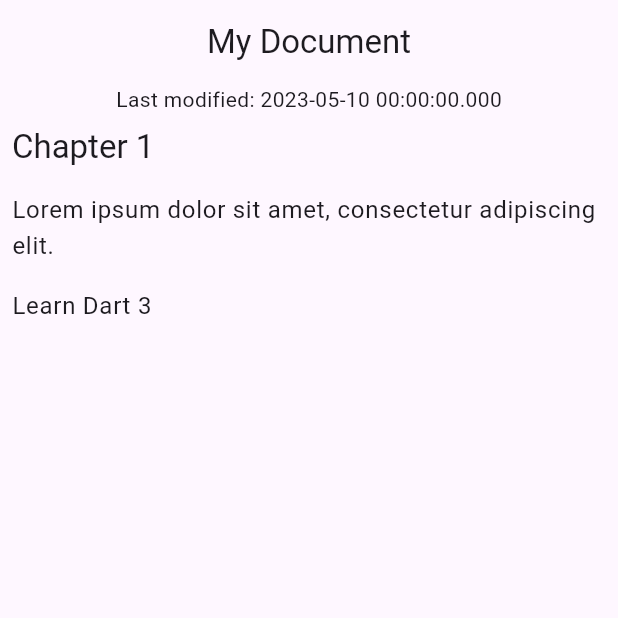
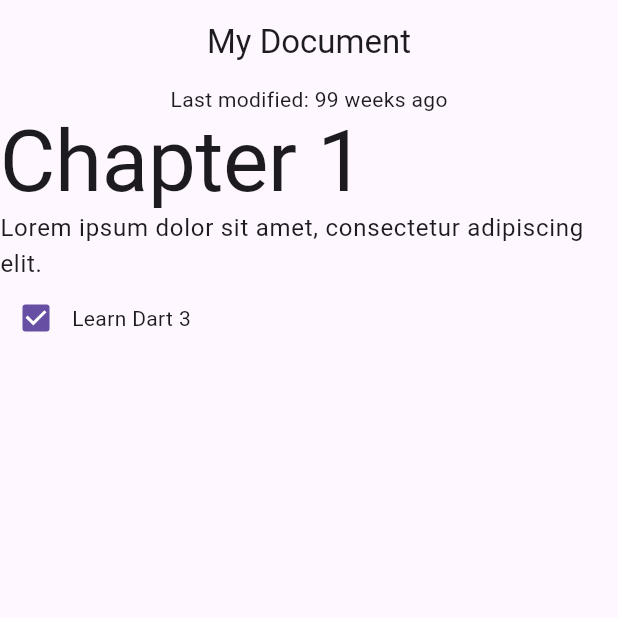
Before and after one commit to ywattenberg/flutter_tutorial, a Flutter app: the screen it shows after launch, on a phone screen of 412 x 824 dp, the top half of it. Run offline on Flutter 3.47's test engine with Material 3 defaults, Android fonts, the light colour scheme and no system bars.

Commit message:
tutorial donw

```diff
--- a/lib/data.dart
+++ b/lib/data.dart
@@ -24,26 +24,34 @@ class Document {
   }
 }
 
-class Block {
-  final String type;
-  final String text;
-  final bool checked;
-
-  Block(this.type, this.text, this.checked);
+sealed class Block {
+  Block();
 
   factory Block.fromJson(Map<String, dynamic> json) {
-    if (json case {
-      'type': String type,
-      'text': String text,
-      'checked': bool checked,
-    }) {
-      return Block(type, text, checked);
-    } else if (json case {'type': String type, 'text': String text}) {
-      return Block(type, text, false);
-    } else {
-      throw const FormatException('Unexpected JSON');
-    }
+    return switch (json) {
+      {'type': 'h1', 'text': String text} => HeaderBlock(text),
+      {'type': 'p', 'text': String text} => ParagraphBlock(text),
+      {'type': 'checkbox', 'text': String text, 'checked': bool checked} =>
+        CheckboxBlock(text, checked),
+      _ => throw const FormatException('Unexpected JSON Format!'),
+    };
   }
+}
+
+class HeaderBlock extends Block {
+  final String text;
+  HeaderBlock(this.text);
+}
+
+class ParagraphBlock extends Block {
+  final String text;
+  ParagraphBlock(this.text);
+}
+
+class CheckboxBlock extends Block {
+  final String text;
+  final bool isChecked;
+  CheckboxBlock(this.text, this.isChecked);
 }
 
 const documentJson = '''
@@ -63,7 +71,7 @@ const documentJson = '''
     },
     {
       "type": "checkbox",
-      "checked": false,
+      "checked": true,
       "text": "Learn Dart 3"
     }
   ]
--- a/lib/main.dart
+++ b/lib/main.dart
@@ -27,21 +27,39 @@ class BlockWidget extends StatelessWidget {
 
   @override
   Widget build(BuildContext context) {
-    TextStyle? textStyle;
-    switch (block.type) {
-      case 'h1':
-        textStyle = Theme.of(context).textTheme.titleLarge;
-      case 'p' || 'checkbox':
-        textStyle = Theme.of(context).textTheme.bodyLarge;
-      case _:
-        textStyle = Theme.of(context).textTheme.bodyMedium;
-    }
+    return switch (block) {
+      HeaderBlock(:final text) => Text(
+        text,
+        style: Theme.of(context).textTheme.displayLarge,
+      ),
+      ParagraphBlock(:final text) => Text(
+        text,
+        style: Theme.of(context).textTheme.bodyLarge,
+      ),
+      CheckboxBlock(:final text, :final isChecked) => Row(
+        children: [
+          Checkbox(value: isChecked, onChanged: (_) {}),
+          Text(text, style: Theme.of(context).textTheme.bodyMedium),
+        ],
+      ),
+    };
+  }
+}
 
-    return Container(
-      margin: const EdgeInsets.all(8),
-      child: Text(block.text, style: textStyle),
-    );
-  }
+String formatTime(DateTime dateTime) {
+  final now = DateTime.now();
+  final difference = now.difference(dateTime);
+
+  return switch (difference) {
+    Duration(inDays: 0) => 'Today',
+    Duration(inDays: 1) => 'Tomorrow',
+    Duration(inDays: -1) => 'Yesterday',
+    Duration(inDays: final days) when days > 7 => '${days ~/ 7} weeks ago',
+    Duration(inDays: final days) when days < -7 =>
+      '${days ~/ 7} weeks from now',
+    Duration(inDays: final days, isNegative: true) => '${days.abs()} days ago',
+    Duration(inDays: final days) => '${days.abs()} days from now',
+  };
 }
 
 class DocumentScreen extends StatelessWidget {
@@ -58,7 +76,7 @@ class DocumentScreen extends StatelessWidget {
       appBar: AppBar(title: Center(child: Text(title))),
       body: Column(
         children: [
-          Center(child: Text('Last modified: $modified')),
+          Center(child: Text('Last modified: ${formatTime(modified)}')),
           Expanded(
             child: ListView.builder(
               itemCount: blockList.length,
```
